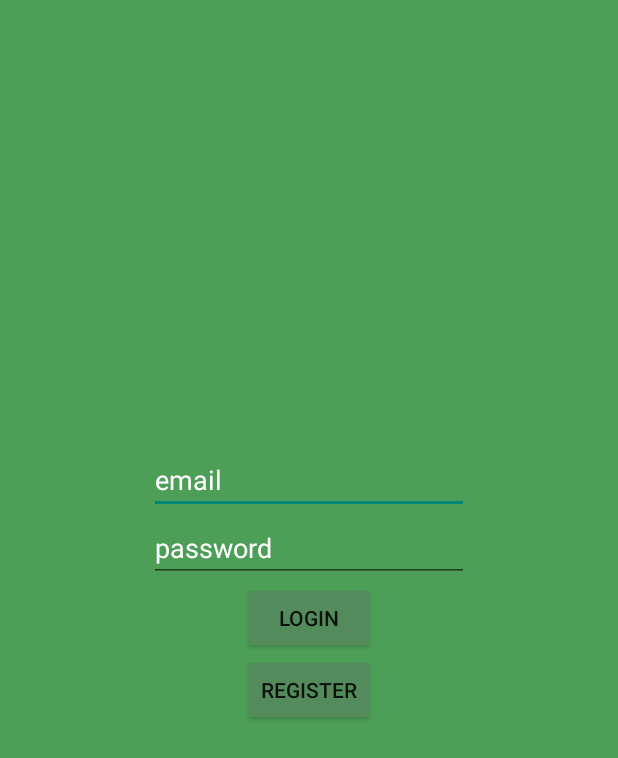
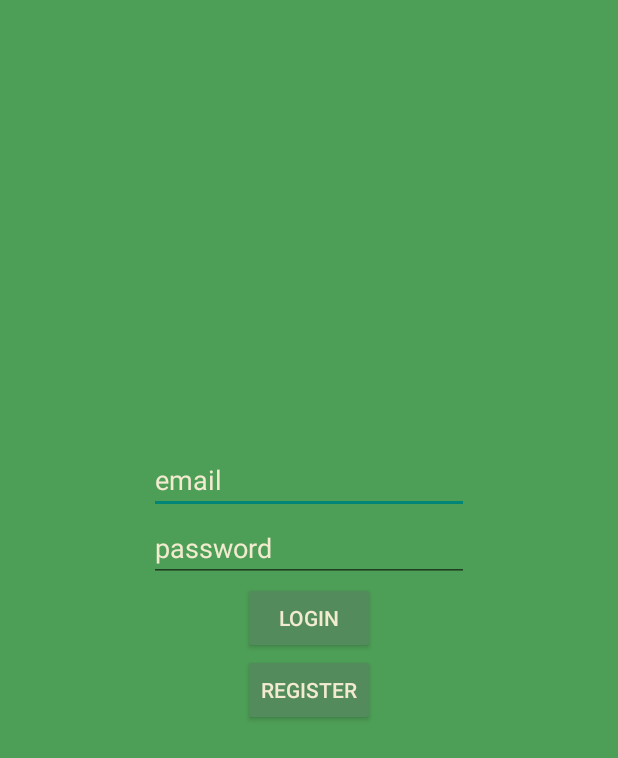
Before and after one commit to RonaldLommers/ScoreTrack, an Android app: the screen it shows after launch (MainActivity), on a phone screen of 412 x 824 dp. Shown: the top 758 px of the screen. Run offline under Robolectric (Android 15) with nearby library versions, the phone set to English and light mode, and no system bars.

Commit message:
collors changed

```diff
--- a/app/src/main/res/layout/activity_main.xml
+++ b/app/src/main/res/layout/activity_main.xml
@@ -19,8 +19,8 @@
         tools:layout_editor_absoluteY="122dp"
         android:hint="@string/email"
         android:autofillHints=""
-        android:textColor="@color/white"
-        android:textColorHint="@color/white"/>
+        android:textColor="#f2ebd0"
+        android:textColorHint="#f2ebd0"/>
 
     <EditText
         android:id="@+id/etPassword"
@@ -33,9 +33,9 @@
         tools:layout_editor_absoluteX="105dp"
         tools:layout_editor_absoluteY="212dp"
         android:hint="@string/password"
-        android:textColorHint="@color/white"
+        android:textColorHint="#f2ebd0"
         android:autofillHints=""
-        android:textColor="@color/white"/>
+        android:textColor="#f2ebd0"/>
 
     <Button
         android:id="@+id/btLogin"
@@ -45,7 +45,9 @@
         android:text="@string/login"
         android:backgroundTint="@color/green"
         tools:layout_editor_absoluteX="158dp"
-        tools:layout_editor_absoluteY="301dp" />
+        tools:layout_editor_absoluteY="301dp"
+        android:textColor="#f2ebd0"
+        android:textColorHint="#f2ebd0"/>
 
     <Button
         android:id="@+id/btRegister"
@@ -56,5 +58,7 @@
         android:text="Register"
         android:backgroundTint="@color/green"
         tools:layout_editor_absoluteX="157dp"
-        tools:layout_editor_absoluteY="410dp"/>
+        tools:layout_editor_absoluteY="410dp"
+        android:textColor="#f2ebd0"
+        android:textColorHint="#f2ebd0"/>
 </RelativeLayout>
```
Also changed, not shown: gradle/wrapper/gradle-wrapper.properties.
